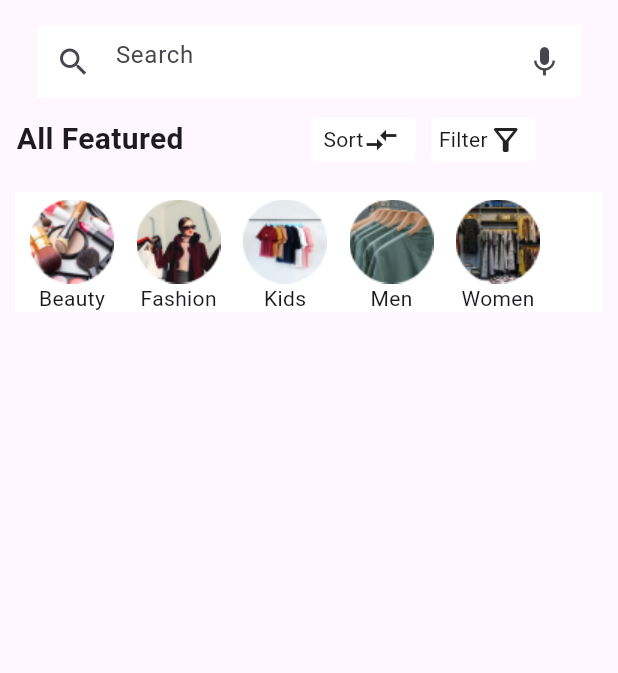
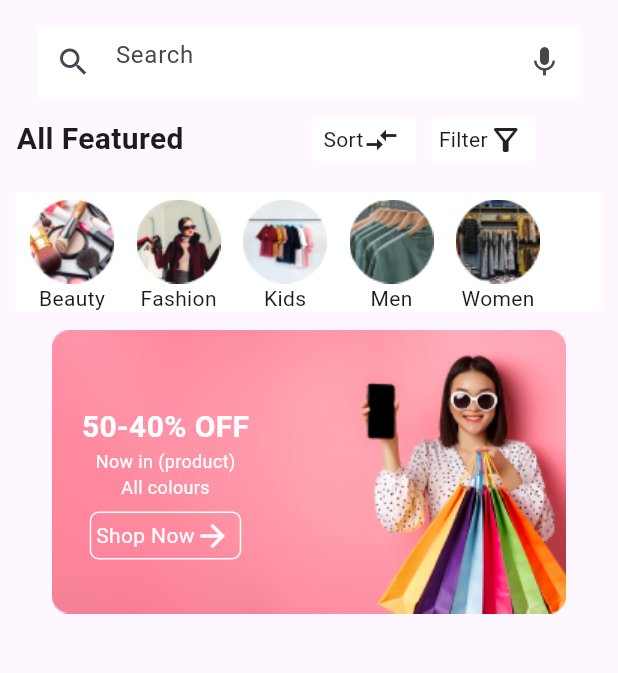
Before and after one commit to aleena02122002/stacked_ecommerceApp, a Flutter app: the screen it shows after launch, on a phone screen of 412 x 824 dp, the part 66-739 px from its top. Run offline on Flutter 3.47's test engine with Material 3 defaults, Android fonts, the phone set to English and light mode, and no system bars; our stand-ins replace stacked, stacked_services, stacked_shared.

Commit message:
home features added

```diff
--- a/lib/home/home.dart
+++ b/lib/home/home.dart
@@ -129,7 +129,55 @@ class HomeView extends StatelessWidget {
                         ),
                       ),
                     ),
-                  )
+                  ),
+                  Container(
+                    child: Stack(
+                      children: <Widget>[
+                        Image.asset("assets/images/offer1.png"),
+                        Positioned(
+                          top: 50, // specify the position of the text
+                          left: 20,
+                          child: Column(
+                            children: [
+                              Text(
+                                "50-40% OFF",
+                                style: TextStyle(
+                                  color: Colors.white,
+                                  fontSize: 20,
+                                  fontWeight: FontWeight.bold,
+                                ),
+                              ),
+                              Text("Now in (product)",style: TextStyle(color: Colors.white,fontSize: 12),),
+                              Text("All colours",style: TextStyle(color: Colors.white,fontSize: 12),),
+                              Padding(
+                                padding: const EdgeInsets.symmetric(vertical: 8.0),
+                                child: Container(
+                                  width: 101,
+                                  height: 32,
+                                  decoration: BoxDecoration(
+                                    borderRadius: BorderRadius.circular(6),
+                                    border: Border.all(
+                                      width: 1,
+                                      color: Colors.white,
+                                    )
+                                  ),
+                                  child: Padding(
+                                    padding: const EdgeInsets.symmetric(horizontal: 3.2),
+                                    child: Row(
+                                      children: [
+                                        Text("Shop Now",style: TextStyle(color: Colors.white),),
+                                        Icon(Icons.arrow_forward,color: Colors.white,)
+                                      ],
+                                    ),
+                                  ),
+                                ),
+                              ),
+                            ],
+                          ),
+                        ),
+                      ],
+                    ),
+                  ),
                 ],
               ),
             ),
```
Also changed, not shown: assets/images/offer1.png (added).
